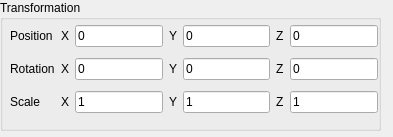
Before: the Qt Designer form intern/src/editor_gui/edit_inspector_transformation.ui in swantmon/saltwater, drawn with Qt 5.
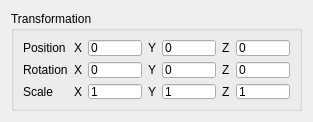
After: the same form once the commit is applied.

Commit message: Tabify main window; Edit layout of widgets

Patch:
```diff
--- a/intern/src/editor_gui/edit_inspector_transformation.ui
+++ b/intern/src/editor_gui/edit_inspector_transformation.ui
@@ -6,79 +6,43 @@
    <rect>
     <x>0</x>
     <y>0</y>
-    <width>393</width>
-    <height>137</height>
+    <width>313</width>
+    <height>118</height>
    </rect>
   </property>
+  <property name="maximumSize">
+   <size>
+    <width>16777215</width>
+    <height>118</height>
+   </size>
+  </property>
   <property name="windowTitle">
    <string>Form</string>
   </property>
-  <widget class="QWidget" name="m_pMainFrame" native="true">
-   <property name="geometry">
-    <rect>
-     <x>0</x>
-     <y>0</y>
-     <width>391</width>
-     <height>131</height>
-    </rect>
-   </property>
-   <widget class="QGroupBox" name="m_pInspectorTransformationGroup">
-    <property name="geometry">
-     <rect>
-      <x>0</x>
-      <y>0</y>
-      <width>381</width>
-      <height>131</height>
-     </rect>
-    </property>
-    <property name="title">
-     <string>Transformation</string>
-    </property>
-    <widget class="QWidget" name="gridLayoutWidget">
-     <property name="geometry">
-      <rect>
-       <x>10</x>
-       <y>20</y>
-       <width>368</width>
-       <height>101</height>
-      </rect>
+  <layout class="QVBoxLayout" name="verticalLayout">
+   <item>
+    <widget class="QGroupBox" name="m_pInspectorTransformationGroup">
+     <property name="maximumSize">
+      <size>
+       <width>16777215</width>
+       <height>100</height>
+      </size>
      </property>
-     <layout class="QGridLayout" name="gridLayout">
-      <item row="0" column="2">
-       <widget class="QLineEdit" name="m_pTransformationPositionX">
-        <property name="text">
-         <string>0</string>
-        </property>
-       </widget>
-      </item>
-      <item row="0" column="6">
-       <widget class="QLineEdit" name="m_pTransformationPositionZ">
-        <property name="text">
-         <string>0</string>
-        </property>
-        <property name="dragEnabled">
-         <bool>false</bool>
-        </property>
-       </widget>
-      </item>
-      <item row="2" column="4">
-       <widget class="QLineEdit" name="m_pTransformationRotationY">
-        <property name="text">
-         <string>0</string>
-        </property>
-       </widget>
-      </item>
-      <item row="0" column="4">
-       <widget class="QLineEdit" name="m_pTransformationPositionY">
-        <property name="text">
-         <string>0</string>
-        </property>
-       </widget>
-      </item>
+     <property name="title">
+      <string>Transformation</string>
+     </property>
+     <layout class="QGridLayout" name="gridLayout_2">
       <item row="2" column="0">
-       <widget class="QLabel" name="label_3">
+       <widget class="QLabel" name="label_2">
         <property name="text">
-         <string>Rotation</string>
+         <string>Scale</string>
+        </property>
+       </widget>
+      </item>
+      <item row="1" column="4">
+       <widget class="QLineEdit" name="m_pTransformationRotationY">
+        <property name="text">
+         <string>0</string>
         </property>
        </widget>
       </item>
@@ -89,10 +53,17 @@
         </property>
        </widget>
       </item>
-      <item row="2" column="6">
-       <widget class="QLineEdit" name="m_pTransformationRotationZ">
+      <item row="2" column="4">
+       <widget class="QLineEdit" name="m_pTransformationScaleY">
         <property name="text">
-         <string>0</string>
+         <string>1</string>
+        </property>
+       </widget>
+      </item>
+      <item row="0" column="7">
+       <widget class="QLabel" name="label_11">
+        <property name="text">
+         <string>Z</string>
         </property>
        </widget>
       </item>
@@ -103,28 +74,35 @@
         </property>
        </widget>
       </item>
-      <item row="2" column="2">
+      <item row="1" column="0">
+       <widget class="QLabel" name="label_3">
+        <property name="text">
+         <string>Rotation</string>
+        </property>
+       </widget>
+      </item>
+      <item row="1" column="2">
        <widget class="QLineEdit" name="m_pTransformationRotationX">
         <property name="text">
          <string>0</string>
         </property>
        </widget>
       </item>
-      <item row="2" column="3">
-       <widget class="QLabel" name="label_9">
-        <property name="text">
-         <string>Y</string>
-        </property>
-       </widget>
-      </item>
-      <item row="2" column="1">
+      <item row="1" column="1">
        <widget class="QLabel" name="label_6">
         <property name="text">
          <string>X</string>
         </property>
        </widget>
       </item>
-      <item row="2" column="5">
+      <item row="1" column="7">
+       <widget class="QLabel" name="label_10">
+        <property name="text">
+         <string>Z</string>
+        </property>
+       </widget>
+      </item>
+      <item row="2" column="7">
        <widget class="QLabel" name="label_12">
         <property name="text">
          <string>Z</string>
@@ -132,72 +110,82 @@
        </widget>
       </item>
       <item row="0" column="3">
-       <widget class="QLabel" name="label_7">
+       <widget class="QLabel" name="label_8">
         <property name="text">
          <string>Y</string>
         </property>
        </widget>
       </item>
-      <item row="0" column="5">
-       <widget class="QLabel" name="label_10">
-        <property name="text">
-         <string>Z</string>
-        </property>
-       </widget>
-      </item>
-      <item row="3" column="0">
-       <widget class="QLabel" name="label_2">
-        <property name="text">
-         <string>Scale</string>
-        </property>
-       </widget>
-      </item>
-      <item row="3" column="1">
+      <item row="2" column="1">
        <widget class="QLabel" name="label_5">
         <property name="text">
          <string>X</string>
         </property>
        </widget>
       </item>
-      <item row="3" column="2">
+      <item row="1" column="3">
+       <widget class="QLabel" name="label_7">
+        <property name="text">
+         <string>Y</string>
+        </property>
+       </widget>
+      </item>
+      <item row="2" column="3">
+       <widget class="QLabel" name="label_9">
+        <property name="text">
+         <string>Y</string>
+        </property>
+       </widget>
+      </item>
+      <item row="0" column="8">
+       <widget class="QLineEdit" name="m_pTransformationPositionZ">
+        <property name="text">
+         <string>0</string>
+        </property>
+        <property name="dragEnabled">
+         <bool>false</bool>
+        </property>
+       </widget>
+      </item>
+      <item row="0" column="4">
+       <widget class="QLineEdit" name="m_pTransformationPositionY">
+        <property name="text">
+         <string>0</string>
+        </property>
+       </widget>
+      </item>
+      <item row="1" column="8">
+       <widget class="QLineEdit" name="m_pTransformationRotationZ">
+        <property name="text">
+         <string>0</string>
+        </property>
+       </widget>
+      </item>
+      <item row="0" column="2">
+       <widget class="QLineEdit" name="m_pTransformationPositionX">
+        <property name="text">
+         <string>0</string>
+        </property>
+       </widget>
+      </item>
+      <item row="2" column="2">
        <widget class="QLineEdit" name="m_pTransformationScaleX">
         <property name="text">
          <string>1</string>
         </property>
        </widget>
       </item>
-      <item row="3" column="4">
-       <widget class="QLineEdit" name="m_pTransformationScaleY">
-        <property name="text">
-         <string>1</string>
-        </property>
-       </widget>
-      </item>
-      <item row="3" column="3">
-       <widget class="QLabel" name="label_8">
-        <property name="text">
-         <string>Y</string>
-        </property>
-       </widget>
-      </item>
-      <item row="3" column="6">
+      <item row="2" column="8">
        <widget class="QLineEdit" name="m_pTransformationScaleZ">
         <property name="text">
          <string>1</string>
         </property>
        </widget>
       </item>
-      <item row="3" column="5">
-       <widget class="QLabel" name="label_11">
-        <property name="text">
-         <string>Z</string>
-        </property>
-       </widget>
-      </item>
      </layout>
     </widget>
-   </widget>
-  </widget>
+   </item>
+  </layout>
  </widget>
  <tabstops>
   <tabstop>m_pTransformationPositionX</tabstop>
```
Left out of the diff: 33 changed lines with no effect on the pictures. The commit also changes 7 other files.
